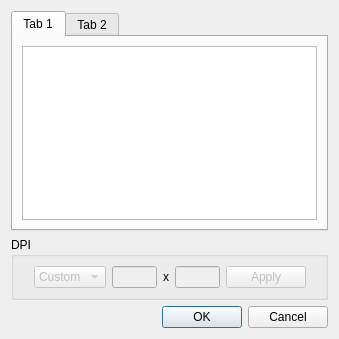
The window that src/app/FixDpiDialog.ui (2ndmax/scantailor-ocr) describes before a commit, drawn with Qt 5.
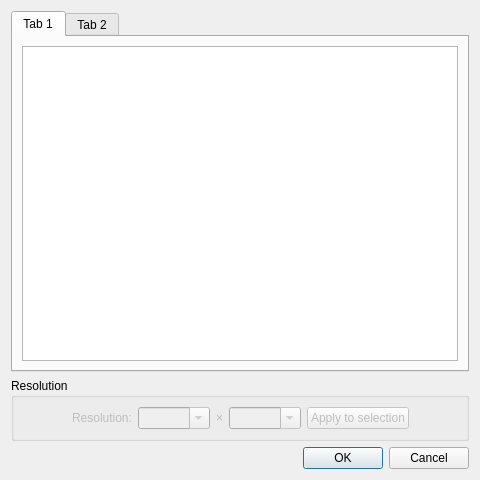
The same window after the commit.

Commit message: Fix DPI window like Source Resolution; wide enough DPI fields

Diff of the .ui file:
```diff
--- a/src/app/FixDpiDialog.ui
+++ b/src/app/FixDpiDialog.ui
@@ -6,8 +6,8 @@
    <rect>
     <x>0</x>
     <y>0</y>
-    <width>339</width>
-    <height>339</height>
+    <width>480</width>
+    <height>480</height>
    </rect>
   </property>
   <property name="windowTitle">
@@ -44,7 +44,7 @@
    <item>
     <widget class="QGroupBox" name="groupBox">
      <property name="title">
-      <string>DPI</string>
+      <string>Resolution</string>
      </property>
      <layout class="QHBoxLayout">
       <item>
@@ -61,47 +61,57 @@
        </spacer>
       </item>
       <item>
-       <widget class="QComboBox" name="dpiCombo">
+       <widget class="QLabel" name="dpiLabel">
         <property name="enabled">
          <bool>false</bool>
         </property>
-        <item>
-         <property name="text">
-          <string>Custom</string>
-         </property>
-        </item>
+        <property name="toolTip">
+         <string>Resolution of the images selected in the list (horizontal × vertical).</string>
+        </property>
+        <property name="text">
+         <string>Resolution:</string>
+        </property>
        </widget>
       </item>
       <item>
-       <widget class="QLineEdit" name="xDpi">
+       <widget class="QComboBox" name="xDpi">
+        <property name="sizePolicy">
+         <sizepolicy hsizetype="Fixed" vsizetype="Fixed">
+          <horstretch>0</horstretch>
+          <verstretch>0</verstretch>
+         </sizepolicy>
+        </property>
         <property name="enabled">
          <bool>false</bool>
         </property>
-        <property name="maximumSize">
-         <size>
-          <width>45</width>
-          <height>16777215</height>
-         </size>
+        <property name="editable">
+         <bool>true</bool>
         </property>
        </widget>
       </item>
       <item>
-       <widget class="QLabel" name="label_3">
+       <widget class="QLabel" name="dpiTimesLabel">
+        <property name="enabled">
+         <bool>false</bool>
+        </property>
         <property name="text">
-         <string>x</string>
+         <string notr="true">×</string>
         </property>
        </widget>
       </item>
       <item>
-       <widget class="QLineEdit" name="yDpi">
+       <widget class="QComboBox" name="yDpi">
+        <property name="sizePolicy">
+         <sizepolicy hsizetype="Fixed" vsizetype="Fixed">
+          <horstretch>0</horstretch>
+          <verstretch>0</verstretch>
+         </sizepolicy>
+        </property>
         <property name="enabled">
          <bool>false</bool>
         </property>
-        <property name="maximumSize">
-         <size>
-          <width>45</width>
-          <height>16777215</height>
-         </size>
+        <property name="editable">
+         <bool>true</bool>
         </property>
        </widget>
       </item>
@@ -111,7 +121,7 @@
          <bool>false</bool>
         </property>
         <property name="text">
-         <string>Apply</string>
+         <string>Apply to selection</string>
         </property>
        </widget>
       </item>
@@ -131,19 +141,6 @@
      </layout>
     </widget>
    </item>
-   <item>
-    <spacer>
-     <property name="orientation">
-      <enum>Qt::Vertical</enum>
-     </property>
-     <property name="sizeHint" stdset="0">
-      <size>
-       <width>1</width>
-       <height>1</height>
-      </size>
-     </property>
-    </spacer>
-   </item>
    <item>
     <widget class="QDialogButtonBox" name="buttonBox">
      <property name="orientation">
```
Left out of the diff: 3 changed lines with no effect on the pictures. The commit also changes 16 other files.
